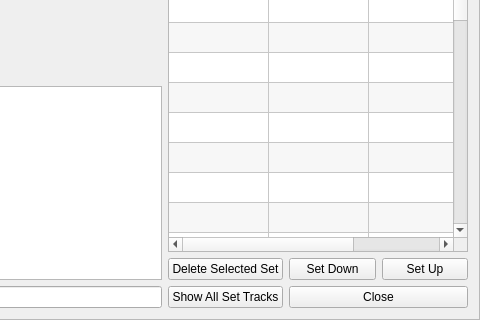
Before: the Qt Designer form seq_qt5/forms/qsetmaster.ui in ahlstromcj/seq66, drawn with Qt 5; both pictures show x 356 to 836 and y 98 to 418 of the 836 by 418 pixel window.
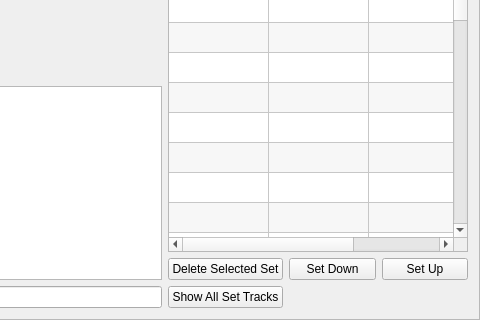
After: the same form once the commit is applied.

Patch:
```diff
--- a/seq_qt5/forms/qsetmaster.ui
+++ b/seq_qt5/forms/qsetmaster.ui
@@ -146,16 +146,6 @@
      </property>
     </widget>
    </item>
-   <item row="3" column="3" colspan="2">
-    <widget class="QPushButton" name="m_button_close">
-     <property name="toolTip">
-      <string>Close this window.</string>
-     </property>
-     <property name="text">
-      <string>Close</string>
-     </property>
-    </widget>
-   </item>
   </layout>
  </widget>
  <resources/>
```
